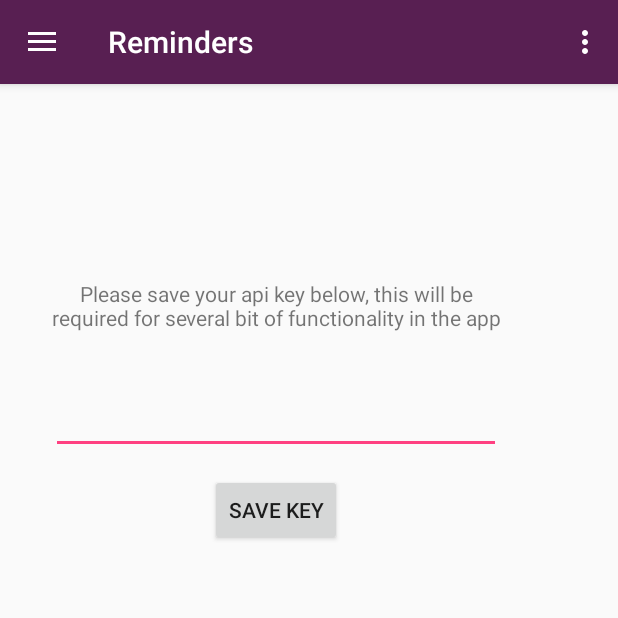
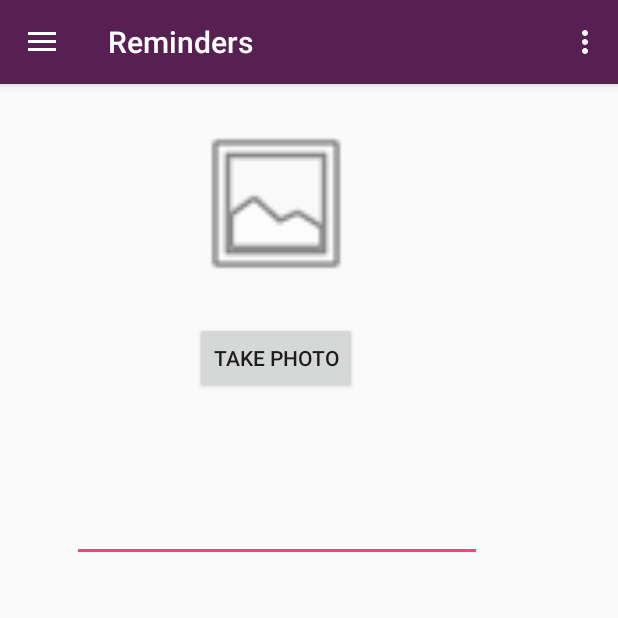
Before and after one commit to MeguminIndex/GuildWars2-Buddy, an Android app: the screen it shows after launch (MainActivity), in the side drawer, after a tap on "Reminders", on a phone screen of 412 x 824 dp, the top half of it. Run offline under Robolectric (Android 15) with nearby library versions, the phone set to English and light mode, and no system bars.

Commit message:
Camera Added
Fixed sever name not showing.
Basic Camera functionallity.

```diff
--- a/GuildWars2Buddy/app/src/main/AndroidManifest.xml
+++ b/GuildWars2Buddy/app/src/main/AndroidManifest.xml
@@ -4,6 +4,9 @@
 
     <uses-permission android:name="android.permission.INTERNET" />
     <uses-permission android:name="android.permission.ACCESS_NETWORK_STATE"/>
+
+    <uses-permission android:name="android.permission.CAMERA" />
+    <uses-feature android:name="android.hardware.camera" android:required="false"/>
 
     <application
         android:allowBackup="true"
--- a/GuildWars2Buddy/app/src/main/java/wbeck/guildwars2buddy/Fragments/AccountFragment.java
+++ b/GuildWars2Buddy/app/src/main/java/wbeck/guildwars2buddy/Fragments/AccountFragment.java
@@ -101,13 +101,14 @@ public class AccountFragment extends Fragment {
             accountname.setText(UserData.name);
         }
         TextView world = (TextView) getView().findViewById(R.id.account_world);
-        if(!UserData.world_name.isEmpty()) {
+        if(UserData.world_name.isEmpty()) {
 
             ConnectivityManager connMgr = (ConnectivityManager) getActivity().getSystemService(CONNECTIVITY_SERVICE);
             NetworkInfo networkInfo = connMgr.getActiveNetworkInfo();
             if (networkInfo != null && networkInfo.isConnected()) {
                 new Gw2WorldJsonParse(world).execute("https://api.guildwars2.com/v2/worlds/" + String.valueOf(UserData.world));
             }
+
             else
             {
                 String msg = getResources().getString(R.string.noConnection);
--- /dev/null
+++ b/GuildWars2Buddy/app/src/main/java/wbeck/guildwars2buddy/Fragments/ReminderFragment.java
@@ -0,0 +1,170 @@
+package wbeck.guildwars2buddy.Fragments;
+
+import android.content.Context;
+import android.content.Intent;
+import android.graphics.Bitmap;
+import android.net.Uri;
+import android.os.Bundle;
+import android.app.Fragment;
+import android.provider.MediaStore;
+import android.support.annotation.Nullable;
+import android.view.LayoutInflater;
+import android.view.View;
+import android.view.ViewGroup;
+import android.widget.Button;
+import android.widget.EditText;
+import android.widget.ImageView;
+import android.widget.TextView;
+
+import wbeck.guildwars2buddy.R;
+import wbeck.guildwars2buddy.UserData;
+import wbeck.guildwars2buddy.addPermissions;
+
+/**
+ * A simple {@link Fragment} subclass.
+ * Activities that contain this fragment must implement the
+ * {@link ReminderFragment.OnFragmentInteractionListener} interface
+ * to handle interaction events.
+ * Use the {@link ReminderFragment#newInstance} factory method to
+ * create an instance of this fragment.
+ */
+public class ReminderFragment extends Fragment {
+
+
+    static final int REQUEST_IMAGE_CAPTURE = 1;
+
+    // TODO: Rename parameter arguments, choose names that match
+    // the fragment initialization parameters, e.g. ARG_ITEM_NUMBER
+    private static final String ARG_PARAM1 = "param1";
+    private static final String ARG_PARAM2 = "param2";
+
+    // TODO: Rename and change types of parameters
+    private String mParam1;
+    private String mParam2;
+
+    private OnFragmentInteractionListener mListener;
+
+    public ReminderFragment() {
+        // Required empty public constructor
+    }
+
+
+    // TODO: Rename and change types and number of parameters
+    public static ReminderFragment newInstance() {
+        ReminderFragment fragment = new ReminderFragment();
+
+        return fragment;
+    }
+
+    @Override
+    public void onCreate(Bundle savedInstanceState) {
+        super.onCreate(savedInstanceState);
+        if (getArguments() != null) {
+           // mParam1 = getArguments().getString(ARG_PARAM1);
+           // mParam2 = getArguments().getString(ARG_PARAM2);
+        }
+    }
+
+    @Override
+    public View onCreateView(LayoutInflater inflater, ViewGroup container,
+                             Bundle savedInstanceState) {
+        // Inflate the layout for this fragment
+        return inflater.inflate(R.layout.fragment_reminder, container, false);
+    }
+
+
+    @Override
+    public void onActivityCreated(@Nullable Bundle savedInstanceState) {
+        super.onActivityCreated(savedInstanceState);
+
+        Button cameraBtn = (Button) getView().findViewById(R.id.lunchCameraBtn);
+        cameraBtn.setOnClickListener(new View.OnClickListener() {
+            @Override
+            public void onClick(View v) {
+
+                if(addPermissions.CheckCameraPermission(getContext()) == true)
+                {
+                    lunchCameraIntent();
+                }
+                else
+                {
+                    addPermissions.cameraPermission(getActivity());
+                    if(addPermissions.CheckCameraPermission(getContext()) == true)
+                    {
+                        lunchCameraIntent();
+                    }
+                }
+
+
+            }
+        });
+
+        //update the apikey box with the apikey
+       // EditText edTxt = (EditText) getView().findViewById(R.id.reminderText);
+       // edTxt.setText(UserData.apiKey);
+
+    }
+
+
+
+    // TODO: Rename method, update argument and hook method into UI event
+    public void onButtonPressed(Uri uri) {
+        if (mListener != null) {
+            mListener.onFragmentInteraction(uri);
+        }
+    }
+
+    @Override
+    public void onAttach(Context context) {
+        super.onAttach(context);
+        if (context instanceof OnFragmentInteractionListener) {
+            mListener = (OnFragmentInteractionListener) context;
+        } else {
+            //throw new RuntimeException(context.toString()
+             //       + " must implement OnFragmentInteractionListener");
+        }
+    }
+
+    @Override
+    public void onDetach() {
+        super.onDetach();
+        mListener = null;
+    }
+
+    /**
+     * This interface must be implemented by activities that contain this
+     * fragment to allow an interaction in this fragment to be communicated
+     * to the activity and potentially other fragments contained in that
+     * activity.
+     * <p>
+     * See the Android Training lesson <a href=
+     * "http://developer.android.com/training/basics/fragments/communicating.html"
+     * >Communicating with Other Fragments</a> for more information.
+     */
+    public interface OnFragmentInteractionListener {
+        // TODO: Update argument type and name
+        void onFragmentInteraction(Uri uri);
+    }
+
+
+    @Override
+    public void onActivityResult(int requestCode, int resultCode, Intent data) {
+
+
+        if (requestCode == REQUEST_IMAGE_CAPTURE && resultCode == getActivity().RESULT_OK) {
+            Bundle extras = data.getExtras();
+            Bitmap imageBitmap = (Bitmap) extras.get("data");
+            ImageView imgPreview = (ImageView) getView().findViewById(R.id.imgPreview);
+            imgPreview.setImageBitmap(imageBitmap);
+        }
+    }
+
+
+    private void lunchCameraIntent() {
+        Intent takePictureIntent = new Intent(MediaStore.ACTION_IMAGE_CAPTURE);
+        if (takePictureIntent.resolveActivity(getContext().getPackageManager()) != null) {
+            startActivityForResult(takePictureIntent, REQUEST_IMAGE_CAPTURE);
+        }
+    }
+
+}
--- a/GuildWars2Buddy/app/src/main/java/wbeck/guildwars2buddy/MainActivity.java
+++ b/GuildWars2Buddy/app/src/main/java/wbeck/guildwars2buddy/MainActivity.java
@@ -27,6 +27,7 @@ import android.widget.Toast;
 import wbeck.guildwars2buddy.Fragments.AccountFragment;
 import wbeck.guildwars2buddy.Fragments.DailyFragment;
 import wbeck.guildwars2buddy.Fragments.HomeFragment;
+import wbeck.guildwars2buddy.Fragments.ReminderFragment;
 import wbeck.guildwars2buddy.Fragments.SettingsFragment;
 import wbeck.guildwars2buddy.Gw2_API.Gw2AccoutJsonParse;
 
@@ -42,6 +43,7 @@ public class MainActivity extends AppCompatActivity
     SettingsFragment settingfragment = null;
     DailyFragment dailyFragment = null;
     AccountFragment accountFragment = null;
+    ReminderFragment reminderFragment = null;
 
     @Override
     protected void onCreate(Bundle savedInstanceState) {
@@ -51,10 +53,13 @@ public class MainActivity extends AppCompatActivity
         Toolbar toolbar = (Toolbar) findViewById(R.id.toolbar);
         setSupportActionBar(toolbar);
 
+        SharedPreferences userData = getSharedPreferences("userData", Context.MODE_PRIVATE);
+        UserData.apiKey = userData.getString("key","");
+
         //load defualt fragment page on app startup
         if (savedInstanceState == null)
         {
-             homefragment = new HomeFragment().newInstance("d", "d");
+            homefragment = new HomeFragment().newInstance("d", "d");
             if (homefragment != null) {
                 FragmentManager fragmentManager = getFragmentManager();
                 FragmentTransaction fragmentTransaction = fragmentManager.beginTransaction();
@@ -74,29 +79,8 @@ public class MainActivity extends AppCompatActivity
         navigationView.setNavigationItemSelectedListener(this);
 
 
-        SharedPreferences userData = getSharedPreferences("userData", Context.MODE_PRIVATE);
-        UserData.apiKey = userData.getString("key","");
 
 
-
-
-//            ConnectivityManager connMgr = (ConnectivityManager) getSystemService(CONNECTIVITY_SERVICE);
-//            NetworkInfo networkInfo = connMgr.getActiveNetworkInfo();
-//            if (networkInfo != null && networkInfo.isConnected()) {
-//                //  new DownloadImageTask(IM).execute(src);
-//
-//
-//                TextView accoutTV = (TextView) findViewById(R.id.AccoutName);
-//                if(accoutTV != null)
-//                new Gw2AccoutJsonParse(accoutTV).execute("https://api.guildwars2.com/v2/account");
-//
-//            }
-//            else
-//            {
-//                String msg = getResources().getString(R.string.noConnection);
-//                Toast.makeText(getApplicationContext(),msg,Toast.LENGTH_LONG).show();
-//
-//            }
 
 
         //Storage.writeTxtFile("test","testData", getApplicationContext());
@@ -268,7 +252,28 @@ public class MainActivity extends AppCompatActivity
 
         } else if (id == R.id.nav_Reminders) {
 
+            if (reminderFragment != null) {
+                FragmentManager fragmentManager = getFragmentManager();
+                FragmentTransaction fragmentTransaction = fragmentManager.beginTransaction();
+                fragmentTransaction.replace(R.id.details, reminderFragment);
+                fragmentTransaction.addToBackStack(null);
+                fragmentTransaction.commit();
+            }
+            else
+            {
 
+
+
+                reminderFragment = new ReminderFragment().newInstance();
+
+                if (reminderFragment != null) {
+                    FragmentManager fragmentManager = getFragmentManager();
+                    FragmentTransaction fragmentTransaction = fragmentManager.beginTransaction();
+                    fragmentTransaction.replace(R.id.details, reminderFragment);
+                    fragmentTransaction.addToBackStack(null);
+                    fragmentTransaction.commit();
+                }
+            }
 
 
         } else if (id == R.id.nav_send) {
--- /dev/null
+++ b/GuildWars2Buddy/app/src/main/res/layout/fragment_reminder.xml
@@ -0,0 +1,60 @@
+<FrameLayout xmlns:android="http://schemas.android.com/apk/res/android"
+    xmlns:app="http://schemas.android.com/apk/res-auto"
+    xmlns:tools="http://schemas.android.com/tools"
+    android:layout_width="match_parent"
+    android:layout_height="match_parent"
+    tools:context="wbeck.guildwars2buddy.Fragments.ReminderFragment">
+
+    <!-- TODO: Update blank fragment layout -->
+
+    <android.support.constraint.ConstraintLayout
+        android:layout_width="match_parent"
+        android:layout_height="match_parent">
+
+        <Button
+            android:id="@+id/lunchCameraBtn"
+            android:layout_width="wrap_content"
+            android:layout_height="wrap_content"
+            android:layout_marginBottom="8dp"
+            android:layout_marginLeft="8dp"
+            android:layout_marginRight="8dp"
+            android:layout_marginTop="29dp"
+            android:text="Take Photo"
+            app:layout_constraintBottom_toBottomOf="parent"
+            app:layout_constraintLeft_toLeftOf="parent"
+            app:layout_constraintRight_toRightOf="parent"
+            app:layout_constraintTop_toTopOf="parent"
+            app:layout_constraintVertical_bias="0.316" />
+
+        <ImageView
+            android:id="@+id/imgPreview"
+            android:layout_width="144dp"
+            android:layout_height="114dp"
+            android:layout_marginBottom="8dp"
+            android:layout_marginLeft="8dp"
+            android:layout_marginRight="8dp"
+            android:layout_marginTop="8dp"
+            app:layout_constraintBottom_toTopOf="@+id/lunchCameraBtn"
+            app:layout_constraintLeft_toLeftOf="parent"
+            app:layout_constraintRight_toRightOf="parent"
+            app:layout_constraintTop_toTopOf="parent"
+            app:srcCompat="@android:drawable/ic_menu_gallery" />
+
+        <EditText
+            android:id="@+id/reminderText"
+            android:layout_width="273dp"
+            android:layout_height="88dp"
+            android:layout_marginBottom="8dp"
+            android:layout_marginLeft="8dp"
+            android:layout_marginRight="8dp"
+            android:layout_marginTop="8dp"
+            android:ems="10"
+            android:inputType="textMultiLine"
+            app:layout_constraintBottom_toBottomOf="parent"
+            app:layout_constraintHorizontal_bias="0.505"
+            app:layout_constraintLeft_toLeftOf="parent"
+            app:layout_constraintRight_toRightOf="parent"
+            app:layout_constraintTop_toBottomOf="@+id/lunchCameraBtn"
+            app:layout_constraintVertical_bias="0.087" />
+    </android.support.constraint.ConstraintLayout>
+</FrameLayout>
```
Also changed, not shown: GuildWars2Buddy/app/src/main/java/wbeck/guildwars2buddy/addPermissions.java (added, +39 -0 lines).
